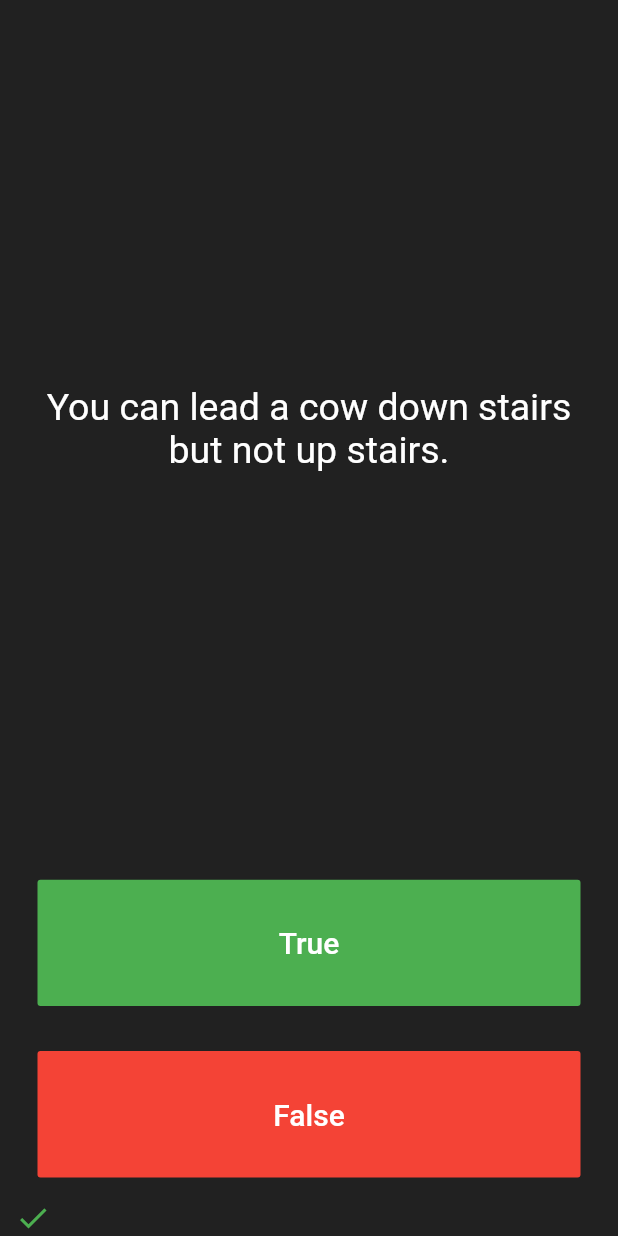
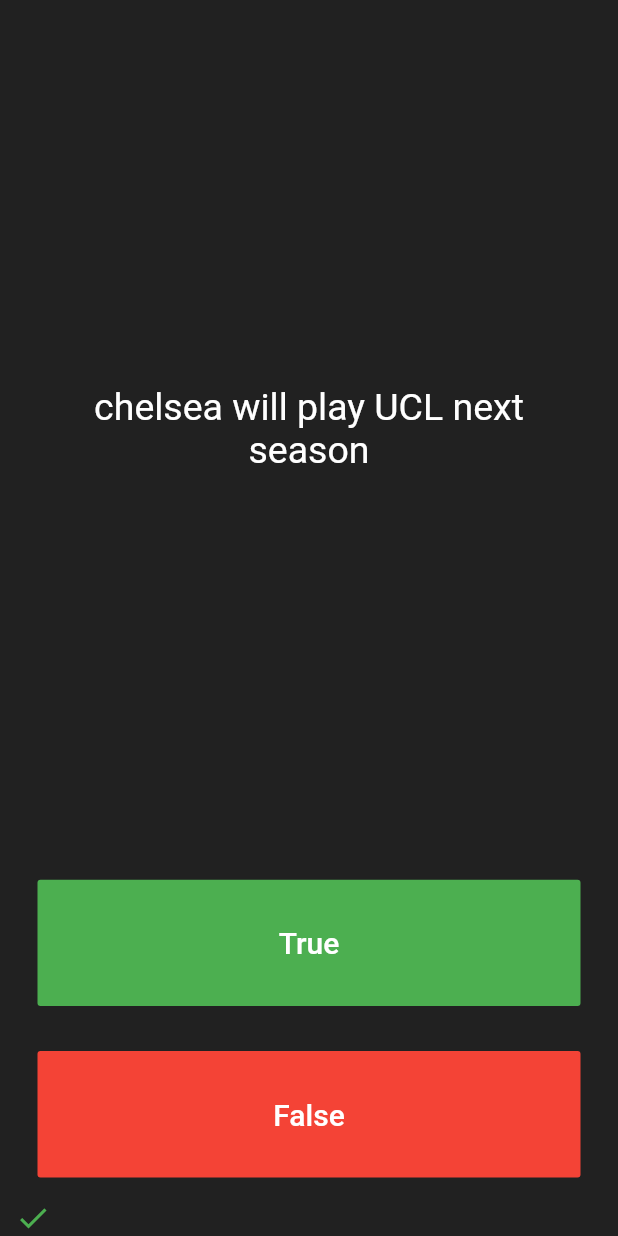
Before and after one commit to srihariash999/FlutterApps, a Flutter app: the screen it shows after launch, after a tap on "True", on a phone screen of 412 x 824 dp. Run offline on Flutter 3.47's test engine with Material 2 defaults, Android fonts, the phone set to English and light mode, and no system bars; our stand-ins replace rflutter_alert.

Commit message:
Update quizBrain.dart
added questions

```diff
--- a/quizzler-flutter/lib/quizBrain.dart
+++ b/quizzler-flutter/lib/quizBrain.dart
@@ -10,11 +10,11 @@ class QuizBrain{
   List<Icon> scoreKeeper = [];
   List <Question> _questionBank = [
     Question('Some cats are actually allergic to humans', true),
-    Question('You can lead a cow down stairs but not up stairs.', false),
+    Question('chelsea will play UCL next season', false),
     Question('Approximately one quarter of human bones are in the feet.', true),
     Question('A slug\'s blood is green.', true),
     Question('Buzz Aldrin\'s mother\'s maiden name was \"Moon\".', true),
-    Question('It is illegal to pee in the Ocean in Portugal.', true),
+    Question('Classicdude is an awesome username', true),
     Question('No piece of square dry paper can be folded in half more than 7 times.', false),
     Question('In London, UK, if you happen to die in the House of Parliament, you are technically entitled to a state funeral, because the building is considered too sacred a place.', true),
     Question('The loudest sound produced by any animal is 188 decibels. That animal is the African Elephant.', false),
```
